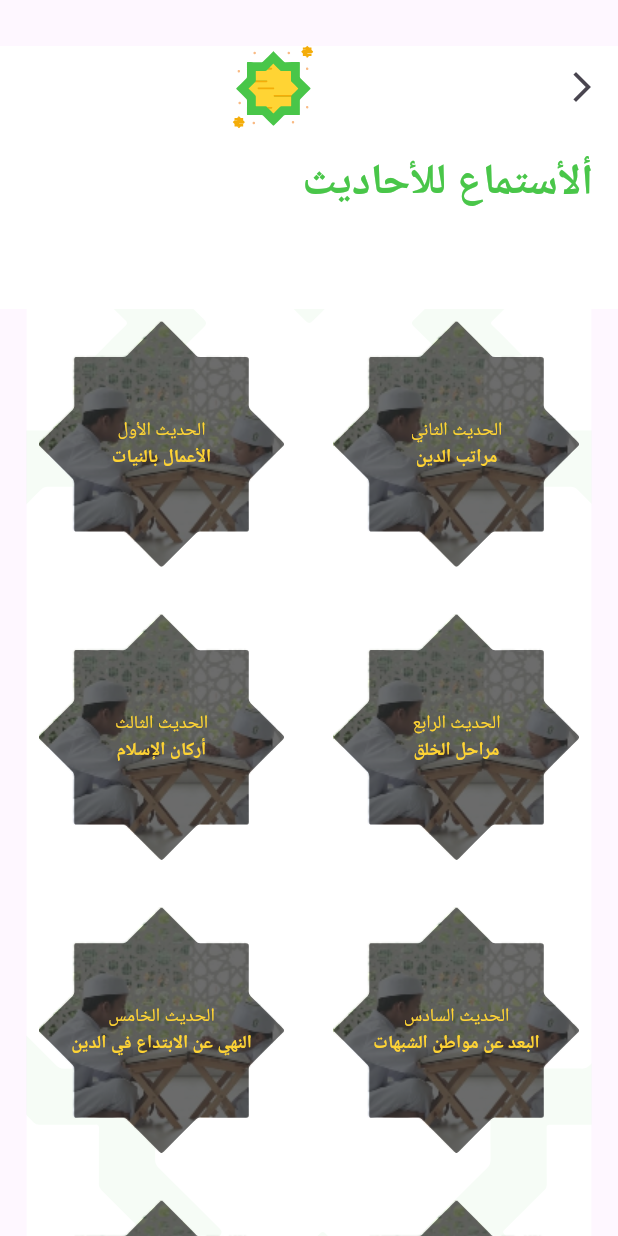
After one commit to YasmeenGad/hadith_app, a Flutter app: the AudioHadithView screen opened by its route, on a phone screen of 412 x 824 dp. The commit adds this screen. Run offline on Flutter 3.47's test engine with Material 3 defaults, Android fonts, the phone set to English and light mode, and no system bars; our stand-ins replace flutter_screenutil, flutter_svg, go_router, google_fonts; Roboto replaces fonts that are missing (Tajawal).

Commit message:
create audio hadith view & hadith view and finally create functions to get hadith text

```diff
--- a/lib/controller/db/data.dart
+++ b/lib/controller/db/data.dart
@@ -497,7 +497,7 @@ class Data {
 
     hadithList.add(Hadith(
         key: 'الحديث الحادي والأربعون',
-        name: 'اتباع النبي صلى الله عليه وسلم',
+        name: 'اتباع النبي صلى الله   \n        عليه وسلم',
         text:
             'عَنْ أَبِيْ مُحَمَّدٍ عَبْدِ اللهِ بِنِ عمْرِو بْنِ العَاصِ رَضِيَ اللهُ عَنْهُمَا قَالَ: قَالَ رَسُولُ اللهِ صلى الله عليه وسلم: (لاَيُؤْمِنُ أَحَدُكُمْ حَتَّى يَكُونَ هَواهُ تَبَعَاً لِمَا جِئْتُ بِهِ) حَدِيْثٌ حَسَنٌ صَحِيْحٌ .',
         explaination:
--- a/lib/controller/utils/app_routes.dart
+++ b/lib/controller/utils/app_routes.dart
@@ -1,10 +1,14 @@
 import 'package:flutter/material.dart';
 import 'package:go_router/go_router.dart';
+import 'package:hadith/view/screens/audio_hadith_view.dart';
+import 'package:hadith/view/screens/hadith_view.dart';
 import 'package:hadith/view/screens/home_view.dart';
 import 'package:hadith/view/screens/splash_view.dart';
 
 class RoutesApp {
   static const String homeView = '/homeView';
+  static const String hadithView = '/hadithView';
+  static const String audioHadithView = '/audioHadithView';
   static GoRouter router = GoRouter(
     routes: <RouteBase>[
       GoRoute(
@@ -19,6 +23,18 @@ class RoutesApp {
           return const HomeView();
         },
       ),
+      GoRoute(
+        path: hadithView,
+        builder: (BuildContext context, GoRouterState state) {
+          return const HadithView();
+        },
+      ),
+      GoRoute(
+        path: audioHadithView,
+        builder: (BuildContext context, GoRouterState state) {
+          return const AudioHadithView();
+        },
+      ),
     ],
   );
 }
--- /dev/null
+++ b/lib/view/screens/audio_hadith_view.dart
@@ -0,0 +1,122 @@
+import 'package:flutter/material.dart';
+import 'package:flutter_screenutil/flutter_screenutil.dart';
+import 'package:flutter_svg/flutter_svg.dart';
+import 'package:go_router/go_router.dart';
+import 'package:google_fonts/google_fonts.dart';
+import 'package:hadith/controller/db/data.dart';
+import 'package:hadith/controller/utils/app_images/assets.dart';
+import 'package:hadith/controller/utils/constants/colors.dart';
+import 'package:hadith/model/hadith_model.dart';
+import 'package:hadith/view/widgets/custom_ayah.dart';
+
+class AudioHadithView extends StatefulWidget {
+  const AudioHadithView({super.key});
+
+  @override
+  State<AudioHadithView> createState() => _AudioHadithViewState();
+}
+
+class _AudioHadithViewState extends State<AudioHadithView> {
+  @override
+  Widget build(BuildContext context) {
+    return Scaffold(
+      body: Column(
+        children: [
+          Expanded(
+              flex: 1,
+              child: Padding(
+                padding: EdgeInsets.only(top: 30.h),
+                child: Stack(
+                  children: [
+                    SvgPicture.asset(
+                      Assets.svgBackground,
+                      width: MediaQuery.of(context).size.width,
+                      fit: BoxFit.cover,
+                    ),
+                    Column(
+                      children: [
+                        Row(
+                          mainAxisAlignment: MainAxisAlignment.spaceBetween,
+                          children: [
+                            const Text(""),
+                            SvgPicture.asset(
+                              Assets.svgLogo,
+                              fit: BoxFit.cover,
+                            ),
+                            IconButton(
+                                onPressed: () {
+                                  GoRouter.of(context).pop();
+                                },
+                                icon: const Icon(Icons.arrow_forward_ios))
+                          ],
+                        ),
+                        SizedBox(
+                          height: 16.h,
+                        ),
+                        Align(
+                          alignment: Alignment.centerRight,
+                          child: Padding(
+                            padding: EdgeInsets.only(right: 15.w),
+                            child: Text(
+                              "ألأستماع للأحاديث",
+                              style: GoogleFonts.tajawal(
+                                color: ColorApp.primary,
+                                fontSize: 28.sp,
+                                fontWeight: FontWeight.bold,
+                              ),
+                            ),
+                          ),
+                        ),
+                      ],
+                    )
+                  ],
+                ),
+              )),
+          Expanded(
+              flex: 3,
+              child: Padding(
+                padding: EdgeInsets.symmetric(horizontal: 16.w),
+                child: Stack(
+                  children: [
+                    SvgPicture.asset(
+                      Assets.svgBackground,
+                      width: MediaQuery.of(context).size.width,
+                      fit: BoxFit.cover,
+                    ),
+                    FutureBuilder(
+                      future: Data.getAllData(),
+                      builder: (BuildContext context,
+                          AsyncSnapshot<List<Hadith>> snapshot) {
+                        if (snapshot.hasData) {
+                          return GridView.builder(
+                            gridDelegate:
+                                SliverGridDelegateWithMaxCrossAxisExtent(
+                                    maxCrossAxisExtent: 300,
+                                    crossAxisSpacing: 15.w,
+                                    mainAxisSpacing: 15.h),
+                            itemCount: Data.hadithList.length,
+                            itemBuilder: (context, index) {
+                              Hadith hadith = snapshot.data![index];
+                              return CustomAyah(
+                                hadithKey: hadith.key.toString(),
+                                hadithName: hadith.name.toString(),
+                              );
+                            },
+                          );
+                        } else {
+                          return const Center(
+                            child: CircularProgressIndicator(
+                              color: ColorApp.primary,
+                            ),
+                          );
+                        }
+                      },
+                    ),
+                  ],
+                ),
+              )),
+        ],
+      ),
+    );
+  }
+}
--- a/lib/view/screens/splash_view.dart
+++ b/lib/view/screens/splash_view.dart
@@ -1,13 +1,12 @@
 import 'dart:async';
-
 import 'package:flutter/material.dart';
 import 'package:flutter_screenutil/flutter_screenutil.dart';
 import 'package:go_router/go_router.dart';
 import 'package:hadith/controller/utils/app_images/assets.dart';
 import 'package:hadith/controller/utils/app_routes.dart';
-import 'package:hadith/controller/utils/colors.dart';
+import 'package:hadith/controller/utils/constants/colors.dart';
 import 'package:flutter_svg/flutter_svg.dart';
-import 'package:hadith/controller/utils/texts.dart';
+import 'package:hadith/controller/utils/constants/texts.dart';
 
 class SplashView extends StatefulWidget {
   const SplashView({super.key});
--- /dev/null
+++ b/lib/view/widgets/custom_ayah.dart
@@ -0,0 +1,40 @@
+import 'package:flutter/material.dart';
+import 'package:flutter_screenutil/flutter_screenutil.dart';
+import 'package:flutter_svg/flutter_svg.dart';
+import 'package:google_fonts/google_fonts.dart';
+import 'package:hadith/controller/utils/app_images/assets.dart';
+import 'package:hadith/controller/utils/constants/colors.dart';
+
+class CustomAyah extends StatelessWidget {
+  const CustomAyah({required this.hadithKey, required this.hadithName});
+  final String hadithKey;
+  final String hadithName;
+
+  @override
+  Widget build(BuildContext context) {
+    return Stack(
+      alignment: Alignment.center,
+      children: [
+        Image.asset(Assets.svgImg),
+        SvgPicture.asset(Assets.svgGrey),
+        Column(
+          mainAxisAlignment: MainAxisAlignment.center,
+          children: [
+            Text(
+              "${hadithKey}",
+              style:
+                  GoogleFonts.tajawal(color: ColorApp.yellow, fontSize: 12.sp),
+            ),
+            Text(
+              "${hadithName}",
+              style: GoogleFonts.tajawal(
+                  color: ColorApp.yellow,
+                  fontSize: 12.sp,
+                  fontWeight: FontWeight.bold),
+            )
+          ],
+        )
+      ],
+    );
+  }
+}
```
Also changed, not shown: lib/controller/functions/get_hadith_texts.dart (added, +20 -0 lines), lib/view/screens/hadith_view.dart (added, +112 -0 lines), lib/view/screens/home_view.dart (+16 -4 lines), lib/controller/utils/constants/colors.dart (renamed from lib/controller/utils/colors.dart), lib/controller/utils/constants/texts.dart (renamed from lib/controller/utils/texts.dart), lib/view/screens/hadith_content_view.dart (added).
